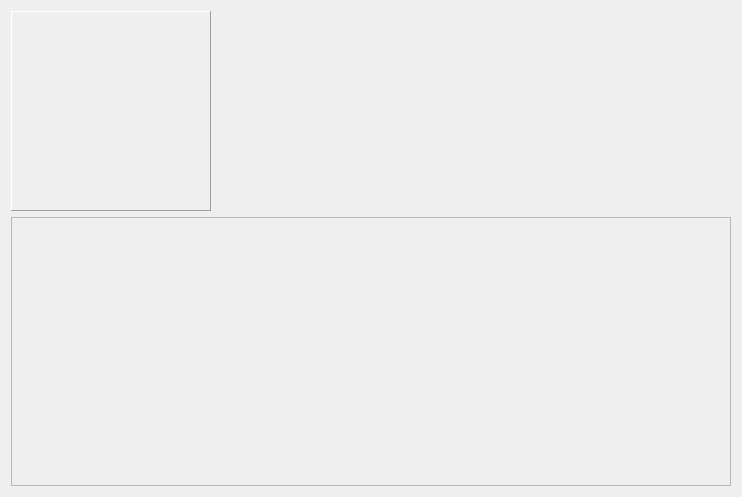
Above: DMHelper/src/partyframe.ui from MMetze/DMHelper before the change. Below: the same form after it.
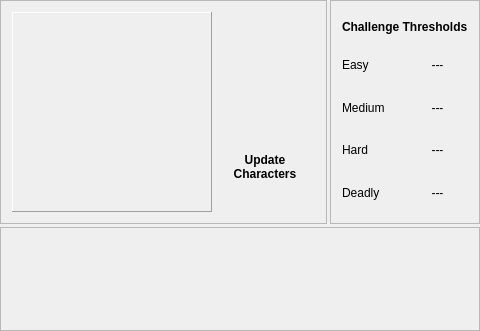
That is the form after the change. Icons and pictures are not drawn.

```diff
--- a/DMHelper/src/partyframe.ui
+++ b/DMHelper/src/partyframe.ui
@@ -6,8 +6,8 @@
    <rect>
     <x>0</x>
     <y>0</y>
-    <width>742</width>
-    <height>497</height>
+    <width>428</width>
+    <height>331</height>
    </rect>
   </property>
   <property name="windowTitle">
@@ -16,50 +16,864 @@
   <property name="styleSheet">
    <string notr="true">background-image: url(:/img/data/parchment.jpg);</string>
   </property>
-  <layout class="QVBoxLayout" name="verticalLayout">
+  <layout class="QVBoxLayout" name="verticalLayout_4">
+   <property name="spacing">
+    <number>3</number>
+   </property>
+   <property name="leftMargin">
+    <number>0</number>
+   </property>
+   <property name="topMargin">
+    <number>0</number>
+   </property>
+   <property name="rightMargin">
+    <number>0</number>
+   </property>
+   <property name="bottomMargin">
+    <number>0</number>
+   </property>
    <item>
-    <layout class="QHBoxLayout" name="horizontalLayout">
+    <layout class="QHBoxLayout" name="horizontalLayout_2">
+     <property name="spacing">
+      <number>3</number>
+     </property>
      <item>
-      <widget class="QLabel" name="lblIcon">
-       <property name="sizePolicy">
-        <sizepolicy hsizetype="Fixed" vsizetype="Fixed">
-         <horstretch>0</horstretch>
-         <verstretch>0</verstretch>
-        </sizepolicy>
+      <widget class="QFrame" name="frameIcon">
+       <property name="frameShape">
+        <enum>QFrame::StyledPanel</enum>
        </property>
-       <property name="minimumSize">
-        <size>
-         <width>200</width>
-         <height>200</height>
-        </size>
+       <property name="frameShadow">
+        <enum>QFrame::Raised</enum>
        </property>
-       <property name="maximumSize">
-        <size>
-         <width>200</width>
-         <height>200</height>
-        </size>
-       </property>
-       <property name="baseSize">
-        <size>
-         <width>200</width>
-         <height>200</height>
-        </size>
-       </property>
+       <layout class="QGridLayout" name="gridLayout_20">
+        <property name="leftMargin">
+         <number>0</number>
+        </property>
+        <property name="topMargin">
+         <number>0</number>
+        </property>
+        <property name="rightMargin">
+         <number>0</number>
+        </property>
+        <property name="bottomMargin">
+         <number>0</number>
+        </property>
+        <property name="spacing">
+         <number>0</number>
+        </property>
+        <item row="1" column="0">
+         <widget class="QLabel" name="lblFrameStrengthLeft_14">
+          <property name="sizePolicy">
+           <sizepolicy hsizetype="Fixed" vsizetype="Ignored">
+            <horstretch>0</horstretch>
+            <verstretch>0</verstretch>
+           </sizepolicy>
+          </property>
+          <property name="minimumSize">
+           <size>
+            <width>10</width>
+            <height>0</height>
+           </size>
+          </property>
+          <property name="maximumSize">
+           <size>
+            <width>10</width>
+            <height>16777215</height>
+           </size>
+          </property>
+          <property name="pixmap">
+           <pixmap resource="resources.qrc">:/img/data/character_stat_left.png</pixmap>
+          </property>
+          <property name="scaledContents">
+           <bool>true</bool>
+          </property>
+         </widget>
+        </item>
+        <item row="2" column="0">
+         <widget class="QLabel" name="lblFrameStrengthBottomLeft_14">
+          <property name="sizePolicy">
+           <sizepolicy hsizetype="Fixed" vsizetype="Fixed">
+            <horstretch>0</horstretch>
+            <verstretch>0</verstretch>
+           </sizepolicy>
+          </property>
+          <property name="minimumSize">
+           <size>
+            <width>11</width>
+            <height>11</height>
+           </size>
+          </property>
+          <property name="maximumSize">
+           <size>
+            <width>11</width>
+            <height>11</height>
+           </size>
+          </property>
+          <property name="pixmap">
+           <pixmap resource="resources.qrc">:/img/data/character_stat_bottomleft.png</pixmap>
+          </property>
+          <property name="scaledContents">
+           <bool>true</bool>
+          </property>
+         </widget>
+        </item>
+        <item row="0" column="0">
+         <widget class="QLabel" name="lblFrameStrengthTopLeft_14">
+          <property name="sizePolicy">
+           <sizepolicy hsizetype="Fixed" vsizetype="Fixed">
+            <horstretch>0</horstretch>
+            <verstretch>0</verstretch>
+           </sizepolicy>
+          </property>
+          <property name="minimumSize">
+           <size>
+            <width>11</width>
+            <height>11</height>
+           </size>
+          </property>
+          <property name="maximumSize">
+           <size>
+            <width>11</width>
+            <height>11</height>
+           </size>
+          </property>
+          <property name="text">
+           <string/>
+          </property>
+          <property name="pixmap">
+           <pixmap resource="resources.qrc">:/img/data/character_stat_topleft.png</pixmap>
+          </property>
+          <property name="scaledContents">
+           <bool>true</bool>
+          </property>
+         </widget>
+        </item>
+        <item row="1" column="2">
+         <widget class="QLabel" name="lblFrameStrengthRight_14">
+          <property name="sizePolicy">
+           <sizepolicy hsizetype="Fixed" vsizetype="Ignored">
+            <horstretch>0</horstretch>
+            <verstretch>0</verstretch>
+           </sizepolicy>
+          </property>
+          <property name="minimumSize">
+           <size>
+            <width>11</width>
+            <height>0</height>
+           </size>
+          </property>
+          <property name="maximumSize">
+           <size>
+            <width>11</width>
+            <height>16777215</height>
+           </size>
+          </property>
+          <property name="pixmap">
+           <pixmap resource="resources.qrc">:/img/data/character_stat_right.png</pixmap>
+          </property>
+          <property name="scaledContents">
+           <bool>true</bool>
+          </property>
+         </widget>
+        </item>
+        <item row="2" column="2">
+         <widget class="QLabel" name="lblFrameStrengthBottomRight_14">
+          <property name="sizePolicy">
+           <sizepolicy hsizetype="Fixed" vsizetype="Fixed">
+            <horstretch>0</horstretch>
+            <verstretch>0</verstretch>
+           </sizepolicy>
+          </property>
+          <property name="minimumSize">
+           <size>
+            <width>11</width>
+            <height>11</height>
+           </size>
+          </property>
+          <property name="maximumSize">
+           <size>
+            <width>11</width>
+            <height>11</height>
+           </size>
+          </property>
+          <property name="pixmap">
+           <pixmap resource="resources.qrc">:/img/data/character_stat_bottomright.png</pixmap>
+          </property>
+          <property name="scaledContents">
+           <bool>true</bool>
+          </property>
+         </widget>
+        </item>
+        <item row="0" column="2">
+         <widget class="QLabel" name="lblFrameStrengthTopRight_14">
+          <property name="sizePolicy">
+           <sizepolicy hsizetype="Fixed" vsizetype="Fixed">
+            <horstretch>0</horstretch>
+            <verstretch>0</verstretch>
+           </sizepolicy>
+          </property>
+          <property name="minimumSize">
+           <size>
+            <width>11</width>
+            <height>11</height>
+           </size>
+          </property>
+          <property name="maximumSize">
+           <size>
+            <width>11</width>
+            <height>11</height>
+           </size>
+          </property>
+          <property name="text">
+           <string/>
+          </property>
+          <property name="pixmap">
+           <pixmap resource="resources.qrc">:/img/data/character_stat_topright.png</pixmap>
+          </property>
+          <property name="scaledContents">
+           <bool>true</bool>
+          </property>
+         </widget>
+        </item>
+        <item row="2" column="1">
+         <widget class="QLabel" name="lblFrameStrengthBottom_14">
+          <property name="sizePolicy">
+           <sizepolicy hsizetype="Ignored" vsizetype="Ignored">
+            <horstretch>0</horstretch>
+            <verstretch>0</verstretch>
+           </sizepolicy>
+          </property>
+          <property name="minimumSize">
+           <size>
+            <width>0</width>
+            <height>11</height>
+           </size>
+          </property>
+          <property name="maximumSize">
+           <size>
+            <width>16777215</width>
+            <height>11</height>
+           </size>
+          </property>
+          <property name="pixmap">
+           <pixmap resource="resources.qrc">:/img/data/character_stat_bottom.png</pixmap>
+          </property>
+          <property name="scaledContents">
+           <bool>true</bool>
+          </property>
+         </widget>
+        </item>
+        <item row="0" column="1">
+         <widget class="QLabel" name="lblFrameStrengthTop_14">
+          <property name="sizePolicy">
+           <sizepolicy hsizetype="Ignored" vsizetype="Fixed">
+            <horstretch>0</horstretch>
+            <verstretch>0</verstretch>
+           </sizepolicy>
+          </property>
+          <property name="minimumSize">
+           <size>
+            <width>0</width>
+            <height>11</height>
+           </size>
+          </property>
+          <property name="maximumSize">
+           <size>
+            <width>16777215</width>
+            <height>11</height>
+           </size>
+          </property>
+          <property name="pixmap">
+           <pixmap resource="resources.qrc">:/img/data/character_stat_top.png</pixmap>
+          </property>
+          <property name="scaledContents">
+           <bool>true</bool>
+          </property>
+         </widget>
+        </item>
+        <item row="1" column="1">
+         <widget class="QFrame" name="frameIconContents">
+          <property name="frameShape">
+           <enum>QFrame::NoFrame</enum>
+          </property>
+          <property name="frameShadow">
+           <enum>QFrame::Raised</enum>
+          </property>
+          <layout class="QHBoxLayout" name="horizontalLayout">
+           <property name="spacing">
+            <number>3</number>
+           </property>
+           <property name="leftMargin">
+            <number>0</number>
+           </property>
+           <property name="topMargin">
+            <number>0</number>
+           </property>
+           <property name="rightMargin">
+            <number>0</number>
+           </property>
+           <property name="bottomMargin">
+            <number>0</number>
+           </property>
+           <item>
+            <widget class="QLabel" name="lblIcon">
+             <property name="sizePolicy">
+              <sizepolicy hsizetype="Fixed" vsizetype="Fixed">
+               <horstretch>0</horstretch>
+               <verstretch>0</verstretch>
+              </sizepolicy>
+             </property>
+             <property name="minimumSize">
+              <size>
+               <width>200</width>
+               <height>200</height>
+              </size>
+             </property>
+             <property name="maximumSize">
+              <size>
+               <width>200</width>
+               <height>200</height>
+              </size>
+             </property>
+             <property name="baseSize">
+              <size>
+               <width>200</width>
+               <height>200</height>
+              </size>
+             </property>
+             <property name="frameShape">
+              <enum>QFrame::Panel</enum>
+             </property>
+             <property name="frameShadow">
+              <enum>QFrame::Raised</enum>
+             </property>
+             <property name="text">
+              <string/>
+             </property>
+             <property name="pixmap">
+              <pixmap resource="resources.qrc">:/img/data/icon_party.png</pixmap>
+             </property>
+             <property name="alignment">
+              <set>Qt::AlignCenter</set>
+             </property>
+            </widget>
+           </item>
+           <item>
+            <layout class="QVBoxLayout" name="verticalLayout">
+             <property name="spacing">
+              <number>0</number>
+             </property>
+             <item>
+              <widget class="QPushButton" name="btnUpdateAll">
+               <property name="sizePolicy">
+                <sizepolicy hsizetype="Preferred" vsizetype="Fixed">
+                 <horstretch>0</horstretch>
+                 <verstretch>0</verstretch>
+                </sizepolicy>
+               </property>
+               <property name="minimumSize">
+                <size>
+                 <width>100</width>
+                 <height>80</height>
+                </size>
+               </property>
+               <property name="maximumSize">
+                <size>
+                 <width>100</width>
+                 <height>80</height>
+                </size>
+               </property>
+               <property name="text">
+                <string/>
+               </property>
+               <property name="icon">
+                <iconset resource="resources.qrc">
+                 <normaloff>:/img/data/icon_reload.png</normaloff>:/img/data/icon_reload.png</iconset>
+               </property>
+               <property name="iconSize">
+                <size>
+                 <width>60</width>
+                 <height>60</height>
+                </size>
+               </property>
+               <property name="flat">
+                <bool>true</bool>
+               </property>
+              </widget>
+             </item>
+             <item>
+              <widget class="QLabel" name="label">
+               <property name="sizePolicy">
+                <sizepolicy hsizetype="Preferred" vsizetype="Fixed">
+                 <horstretch>0</horstretch>
+                 <verstretch>0</verstretch>
+                </sizepolicy>
+               </property>
+               <property name="minimumSize">
+                <size>
+                 <width>0</width>
+                 <height>30</height>
+                </size>
+               </property>
+               <property name="maximumSize">
+                <size>
+                 <width>16777215</width>
+                 <height>30</height>
+                </size>
+               </property>
+               <property name="font">
+                <font>
+                 <weight>75</weight>
+                 <bold>true</bold>
+                </font>
+               </property>
+               <property name="text">
+                <string>Update
+Characters</string>
+               </property>
+               <property name="alignment">
+                <set>Qt::AlignCenter</set>
+               </property>
+              </widget>
+             </item>
+             <item>
+              <spacer name="verticalSpacer">
+               <property name="orientation">
+                <enum>Qt::Vertical</enum>
+               </property>
+               <property name="sizeType">
+                <enum>QSizePolicy::Preferred</enum>
+               </property>
+               <property name="sizeHint" stdset="0">
+                <size>
+                 <width>20</width>
+                 <height>0</height>
+                </size>
+               </property>
+              </spacer>
+             </item>
+            </layout>
+           </item>
+          </layout>
+         </widget>
+        </item>
+       </layout>
+      </widget>
+     </item>
+     <item>
+      <widget class="QFrame" name="frameThresholds">
        <property name="frameShape">
-        <enum>QFrame::Panel</enum>
+        <enum>QFrame::StyledPanel</enum>
        </property>
        <property name="frameShadow">
         <enum>QFrame::Raised</enum>
        </property>
-       <property name="text">
-        <string/>
-       </property>
-       <property name="pixmap">
-        <pixmap resource="resources.qrc">:/img/data/icon_party.png</pixmap>
-       </property>
-       <property name="alignment">
-        <set>Qt::AlignCenter</set>
-       </property>
+       <layout class="QGridLayout" name="gridLayout_19">
+        <property name="leftMargin">
+         <number>0</number>
+        </property>
+        <property name="topMargin">
+         <number>0</number>
+        </property>
+        <property name="rightMargin">
+         <number>0</number>
+        </property>
+        <property name="bottomMargin">
+         <number>0</number>
+        </property>
+        <property name="spacing">
+         <number>0</number>
+        </property>
+        <item row="2" column="2">
+         <widget class="QLabel" name="lblFrameStrengthBottomRight_13">
+          <property name="sizePolicy">
+           <sizepolicy hsizetype="Fixed" vsizetype="Fixed">
+            <horstretch>0</horstretch>
+            <verstretch>0</verstretch>
+           </sizepolicy>
+          </property>
+          <property name="minimumSize">
+           <size>
+            <width>11</width>
+            <height>11</height>
+           </size>
+          </property>
+          <property name="maximumSize">
+           <size>
+            <width>11</width>
+            <height>11</height>
+           </size>
+          </property>
+          <property name="pixmap">
+           <pixmap resource="resources.qrc">:/img/data/character_stat_bottomright.png</pixmap>
+          </property>
+          <property name="scaledContents">
+           <bool>true</bool>
+          </property>
+         </widget>
+        </item>
+        <item row="1" column="0">
+         <widget class="QLabel" name="lblFrameStrengthLeft_13">
+          <property name="sizePolicy">
+           <sizepolicy hsizetype="Fixed" vsizetype="Ignored">
+            <horstretch>0</horstretch>
+            <verstretch>0</verstretch>
+           </sizepolicy>
+          </property>
+          <property name="minimumSize">
+           <size>
+            <width>10</width>
+            <height>0</height>
+           </size>
+          </property>
+          <property name="maximumSize">
+           <size>
+            <width>10</width>
+            <height>16777215</height>
+           </size>
+          </property>
+          <property name="pixmap">
+           <pixmap resource="resources.qrc">:/img/data/character_stat_left.png</pixmap>
+          </property>
+          <property name="scaledContents">
+           <bool>true</bool>
+          </property>
+         </widget>
+        </item>
+        <item row="0" column="1">
+         <widget class="QLabel" name="lblFrameStrengthTop_13">
+          <property name="sizePolicy">
+           <sizepolicy hsizetype="Ignored" vsizetype="Fixed">
+            <horstretch>0</horstretch>
+            <verstretch>0</verstretch>
+           </sizepolicy>
+          </property>
+          <property name="minimumSize">
+           <size>
+            <width>0</width>
+            <height>11</height>
+           </size>
+          </property>
+          <property name="maximumSize">
+           <size>
+            <width>16777215</width>
+            <height>11</height>
+           </size>
+          </property>
+          <property name="pixmap">
+           <pixmap resource="resources.qrc">:/img/data/character_stat_top.png</pixmap>
+          </property>
+          <property name="scaledContents">
+           <bool>true</bool>
+          </property>
+         </widget>
+        </item>
+        <item row="1" column="2">
+         <widget class="QLabel" name="lblFrameStrengthRight_13">
+          <property name="sizePolicy">
+           <sizepolicy hsizetype="Fixed" vsizetype="Ignored">
+            <horstretch>0</horstretch>
+            <verstretch>0</verstretch>
+           </sizepolicy>
+          </property>
+          <property name="minimumSize">
+           <size>
+            <width>11</width>
+            <height>0</height>
+           </size>
+          </property>
+          <property name="maximumSize">
+           <size>
+            <width>11</width>
+            <height>16777215</height>
+           </size>
+          </property>
+          <property name="pixmap">
+           <pixmap resource="resources.qrc">:/img/data/character_stat_right.png</pixmap>
+          </property>
+          <property name="scaledContents">
+           <bool>true</bool>
+          </property>
+         </widget>
+        </item>
+        <item row="0" column="0">
+         <widget class="QLabel" name="lblFrameStrengthTopLeft_13">
+          <property name="sizePolicy">
+           <sizepolicy hsizetype="Fixed" vsizetype="Fixed">
+            <horstretch>0</horstretch>
+            <verstretch>0</verstretch>
+           </sizepolicy>
+          </property>
+          <property name="minimumSize">
+           <size>
+            <width>11</width>
+            <height>11</height>
+           </size>
+          </property>
+          <property name="maximumSize">
+           <size>
+            <width>11</width>
+            <height>11</height>
+           </size>
+          </property>
+          <property name="text">
+           <string/>
+          </property>
+          <property name="pixmap">
+           <pixmap resource="resources.qrc">:/img/data/character_stat_topleft.png</pixmap>
+          </property>
+          <property name="scaledContents">
+           <bool>true</bool>
+          </property>
+         </widget>
+        </item>
+        <item row="2" column="1">
+         <widget class="QLabel" name="lblFrameStrengthBottom_13">
+          <property name="sizePolicy">
+           <sizepolicy hsizetype="Ignored" vsizetype="Ignored">
+            <horstretch>0</horstretch>
+            <verstretch>0</verstretch>
+           </sizepolicy>
+          </property>
+          <property name="minimumSize">
+           <size>
+            <width>0</width>
+            <height>11</height>
+           </size>
+          </property>
+          <property name="maximumSize">
+           <size>
+            <width>16777215</width>
+            <height>11</height>
+           </size>
+          </property>
+          <property name="pixmap">
+           <pixmap resource="resources.qrc">:/img/data/character_stat_bottom.png</pixmap>
+          </property>
+          <property name="scaledContents">
+           <bool>true</bool>
+          </property>
+         </widget>
+        </item>
+        <item row="1" column="1">
+         <widget class="QFrame" name="frameThresholdsContents">
+          <property name="frameShape">
+           <enum>QFrame::NoFrame</enum>
+          </property>
+          <property name="frameShadow">
+           <enum>QFrame::Raised</enum>
+          </property>
+          <layout class="QVBoxLayout" name="verticalLayout_2">
+           <property name="spacing">
+            <number>3</number>
+           </property>
+           <property name="leftMargin">
+            <number>0</number>
+           </property>
+           <property name="topMargin">
+            <number>0</number>
+           </property>
+           <property name="rightMargin">
+            <number>0</number>
+           </property>
+           <property name="bottomMargin">
+            <number>0</number>
+           </property>
+           <item>
+            <widget class="QLabel" name="label_3">
+             <property name="sizePolicy">
+              <sizepolicy hsizetype="Preferred" vsizetype="Fixed">
+               <horstretch>0</horstretch>
+               <verstretch>0</verstretch>
+              </sizepolicy>
+             </property>
+             <property name="minimumSize">
+              <size>
+               <width>0</width>
+               <height>30</height>
+              </size>
+             </property>
+             <property name="maximumSize">
+              <size>
+               <width>16777215</width>
+               <height>30</height>
+              </size>
+             </property>
+             <property name="font">
+              <font>
+               <weight>75</weight>
+               <bold>true</bold>
+              </font>
+             </property>
+             <property name="text">
+              <string>Challenge Thresholds</string>
+             </property>
+            </widget>
+           </item>
+           <item>
+            <layout class="QGridLayout" name="gridLayout">
+             <item row="0" column="0">
+              <widget class="QLabel" name="label_7">
+               <property name="text">
+                <string>Easy</string>
+               </property>
+              </widget>
+             </item>
+             <item row="0" column="1">
+              <widget class="QLabel" name="lblEasy">
+               <property name="text">
+                <string>---</string>
+               </property>
+               <property name="alignment">
+                <set>Qt::AlignCenter</set>
+               </property>
+              </widget>
+             </item>
+             <item row="1" column="0">
+              <widget class="QLabel" name="label_9">
+               <property name="text">
+                <string>Medium</string>
+               </property>
+              </widget>
+             </item>
+             <item row="1" column="1">
+              <widget class="QLabel" name="lblMedium">
+               <property name="text">
+                <string>---</string>
+               </property>
+               <property name="alignment">
+                <set>Qt::AlignCenter</set>
+               </property>
+              </widget>
+             </item>
+             <item row="2" column="0">
+              <widget class="QLabel" name="label_4">
+               <property name="text">
+                <string>Hard</string>
+               </property>
+              </widget>
+             </item>
+             <item row="2" column="1">
+              <widget class="QLabel" name="lblHard">
+               <property name="text">
+                <string>---</string>
+               </property>
+               <property name="alignment">
+                <set>Qt::AlignCenter</set>
+               </property>
+              </widget>
+             </item>
+             <item row="3" column="0">
+              <widget class="QLabel" name="label_5">
+               <property name="text">
+                <string>Deadly</string>
+               </property>
+              </widget>
+             </item>
+             <item row="3" column="1">
+              <widget class="QLabel" name="lblDeadly">
+               <property name="text">
+                <string>---</string>
+               </property>
+               <property name="alignment">
+                <set>Qt::AlignCenter</set>
+               </property>
+              </widget>
+             </item>
+            </layout>
+           </item>
+           <item>
+            <spacer name="verticalSpacer_2">
+             <property name="orientation">
+              <enum>Qt::Vertical</enum>
+             </property>
+             <property name="sizeType">
+              <enum>QSizePolicy::Preferred</enum>
+             </property>
+             <property name="sizeHint" stdset="0">
+              <size>
+               <width>20</width>
+               <height>0</height>
+              </size>
+             </property>
+            </spacer>
+           </item>
+          </layout>
+         </widget>
+        </item>
+        <item row="0" column="2">
+         <widget class="QLabel" name="lblFrameStrengthTopRight_13">
+          <property name="sizePolicy">
+           <sizepolicy hsizetype="Fixed" vsizetype="Fixed">
+            <horstretch>0</horstretch>
+            <verstretch>0</verstretch>
+           </sizepolicy>
+          </property>
+          <property name="minimumSize">
+           <size>
+            <width>11</width>
+            <height>11</height>
+           </size>
+          </property>
+          <property name="maximumSize">
+           <size>
+            <width>11</width>
+            <height>11</height>
+           </size>
+          </property>
+          <property name="text">
+           <string/>
+          </property>
+          <property name="pixmap">
+           <pixmap resource="resources.qrc">:/img/data/character_stat_topright.png</pixmap>
+          </property>
+          <property name="scaledContents">
+           <bool>true</bool>
+          </property>
+         </widget>
+        </item>
+        <item row="2" column="0">
+         <widget class="QLabel" name="lblFrameStrengthBottomLeft_13">
+          <property name="sizePolicy">
+           <sizepolicy hsizetype="Fixed" vsizetype="Fixed">
+            <horstretch>0</horstretch>
+            <verstretch>0</verstretch>
+           </sizepolicy>
+          </property>
+          <property name="minimumSize">
+           <size>
+            <width>11</width>
+            <height>11</height>
+           </size>
+          </property>
+          <property name="maximumSize">
+           <size>
+            <width>11</width>
+            <height>11</height>
+           </size>
+          </property>
+          <property name="pixmap">
+           <pixmap resource="resources.qrc">:/img/data/character_stat_bottomleft.png</pixmap>
+          </property>
+          <property name="scaledContents">
+           <bool>true</bool>
+          </property>
+         </widget>
+        </item>
+        <item row="1" column="3">
+         <spacer name="horizontalSpacer_2">
+          <property name="orientation">
+           <enum>Qt::Horizontal</enum>
+          </property>
+          <property name="sizeHint" stdset="0">
+           <size>
+            <width>0</width>
+            <height>20</height>
+           </size>
+          </property>
+         </spacer>
+        </item>
+       </layout>
       </widget>
      </item>
      <item>
@@ -67,9 +881,12 @@
        <property name="orientation">
         <enum>Qt::Horizontal</enum>
        </property>
+       <property name="sizeType">
+        <enum>QSizePolicy::Preferred</enum>
+       </property>
        <property name="sizeHint" stdset="0">
         <size>
-         <width>40</width>
+         <width>0</width>
          <height>20</height>
         </size>
        </property>
@@ -79,6 +896,12 @@
    </item>
    <item>
     <widget class="QScrollArea" name="characterList">
+     <property name="sizePolicy">
+      <sizepolicy hsizetype="Preferred" vsizetype="Expanding">
+       <horstretch>0</horstretch>
+       <verstretch>0</verstretch>
+      </sizepolicy>
+     </property>
      <property name="verticalScrollBarPolicy">
       <enum>Qt::ScrollBarAsNeeded</enum>
      </property>
@@ -90,8 +913,8 @@
        <rect>
         <x>0</x>
         <y>0</y>
-        <width>722</width>
-        <height>269</height>
+        <width>426</width>
+        <height>100</height>
        </rect>
       </property>
      </widget>
```
